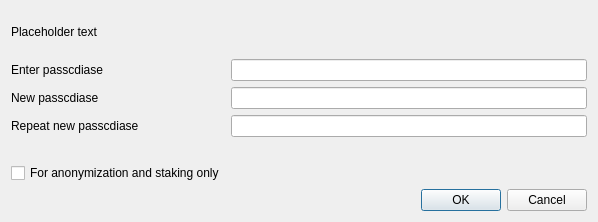
Above: src/qt/forms/askpassphrasedialog.ui from godikalinganna/CDI before the change. Below: the same form after it.
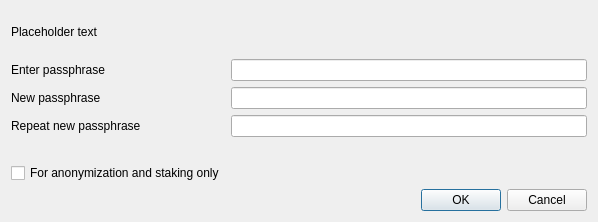
That is the form after the change.

```diff
--- a/src/qt/forms/askpassphrasedialog.ui
+++ b/src/qt/forms/askpassphrasedialog.ui
@@ -53,7 +53,7 @@
      <item row="0" column="0">
       <widget class="QLabel" name="passLabel1">
        <property name="text">
-        <string>Enter passcdiase</string>
+        <string>Enter passphrase</string>
        </property>
       </widget>
      </item>
@@ -67,7 +67,7 @@
      <item row="1" column="0">
       <widget class="QLabel" name="passLabel2">
        <property name="text">
-        <string>New passcdiase</string>
+        <string>New passphrase</string>
        </property>
       </widget>
      </item>
@@ -81,7 +81,7 @@
      <item row="2" column="0">
       <widget class="QLabel" name="passLabel3">
        <property name="text">
-        <string>Repeat new passcdiase</string>
+        <string>Repeat new passphrase</string>
        </property>
       </widget>
      </item>
```
Left out of the diff: 2 changed lines with no effect on the pictures.
